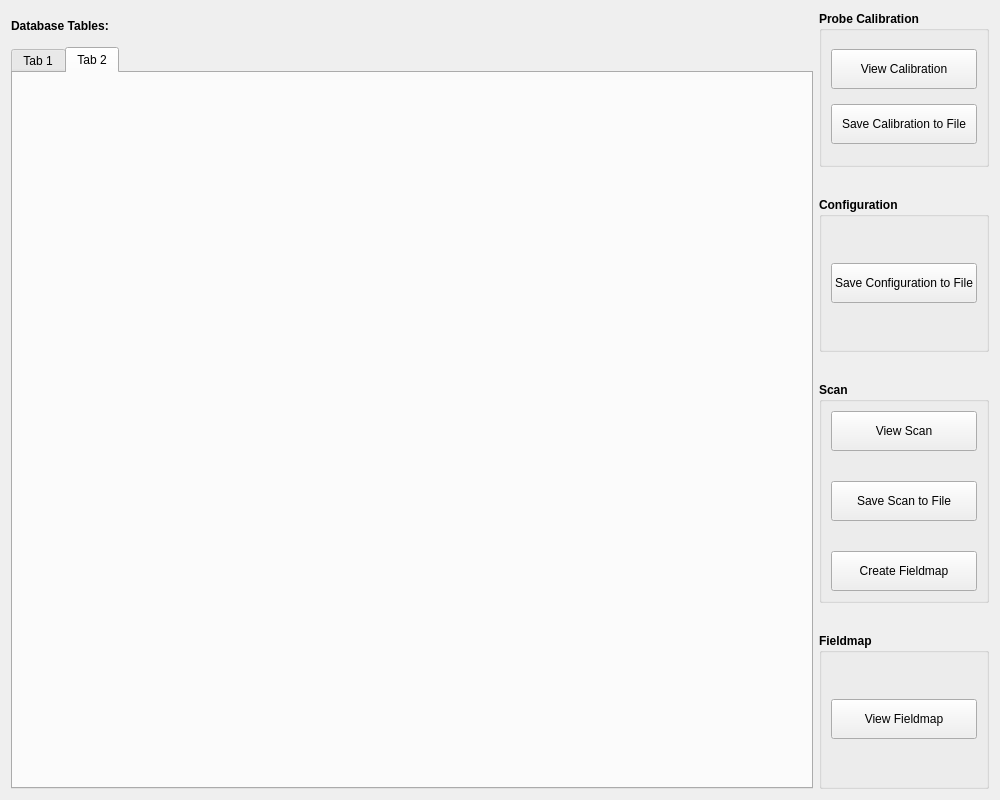
The window that hallbench/gui/ui/databasewidget.ui (lnls-ima/hall-bench-control) describes before a commit, drawn with Qt 5.
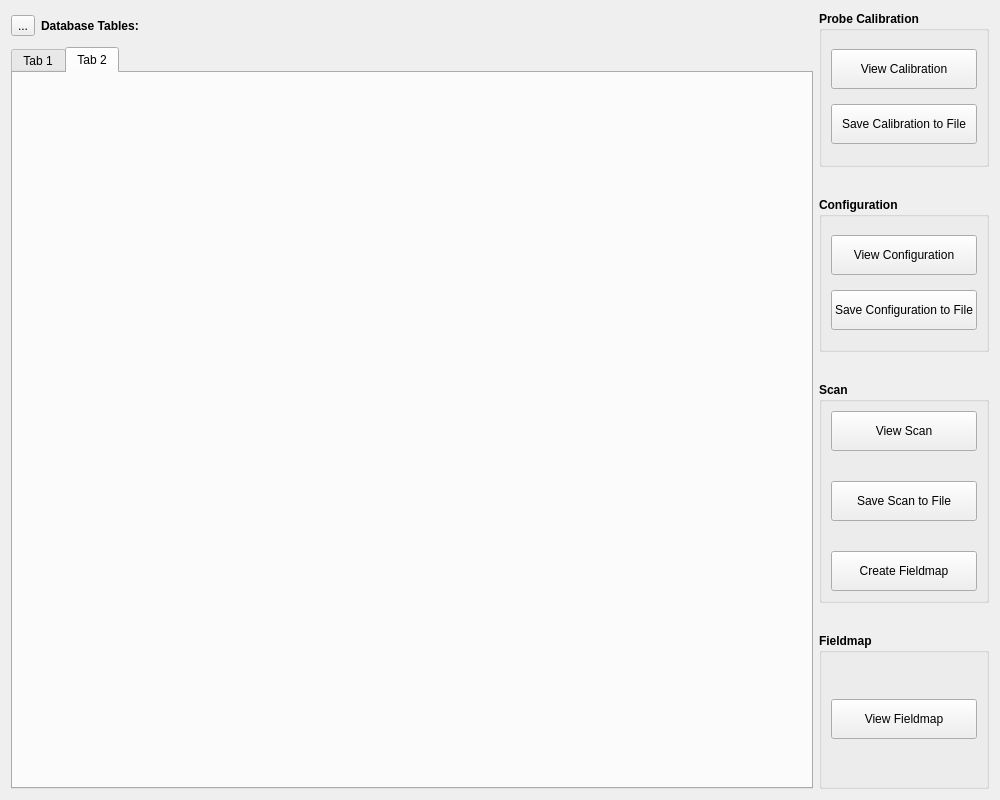
The same window after the commit. Icons and pictures are not drawn.

Diff of the .ui file:
```diff
--- a/hallbench/gui/ui/databasewidget.ui
+++ b/hallbench/gui/ui/databasewidget.ui
@@ -15,6 +15,25 @@
   </property>
   <layout class="QGridLayout" name="gridLayout_5">
    <item row="0" column="0">
+    <layout class="QHBoxLayout" name="horizontalLayout">
+     <item>
+      <widget class="QToolButton" name="refresh_btn">
+       <property name="text">
+        <string>...</string>
+       </property>
+       <property name="icon">
+        <iconset>
+         <normaloff>../../resources/img/refresh.png</normaloff>../../resources/img/refresh.png</iconset>
+       </property>
+       <property name="iconSize">
+        <size>
+         <width>24</width>
+         <height>24</height>
+        </size>
+       </property>
+      </widget>
+     </item>
+     <item>
     <widget class="QLabel" name="label">
      <property name="minimumSize">
       <size>
@@ -33,6 +52,21 @@
      </property>
     </widget>
    </item>
+     <item>
+      <spacer name="horizontalSpacer">
+       <property name="orientation">
+        <enum>Qt::Horizontal</enum>
+       </property>
+       <property name="sizeHint" stdset="0">
+        <size>
+         <width>40</width>
+         <height>20</height>
+        </size>
+       </property>
+      </spacer>
+     </item>
+    </layout>
+   </item>
    <item row="0" column="1" rowspan="2">
     <layout class="QVBoxLayout" name="verticalLayout">
      <property name="spacing">
@@ -103,7 +137,7 @@
         <string>Configuration</string>
        </property>
        <layout class="QGridLayout" name="gridLayout_2">
-        <item row="0" column="0">
+        <item row="1" column="0">
          <widget class="QPushButton" name="save_configuration_btn">
           <property name="minimumSize">
            <size>
@@ -122,6 +156,25 @@
           </property>
          </widget>
         </item>
+        <item row="0" column="0">
+         <widget class="QPushButton" name="view_configuration_btn">
+          <property name="minimumSize">
+           <size>
+            <width>0</width>
+            <height>40</height>
+           </size>
+          </property>
+          <property name="font">
+           <font>
+            <weight>50</weight>
+            <bold>false</bold>
+           </font>
+          </property>
+          <property name="text">
+           <string>View Configuration</string>
+          </property>
+         </widget>
+        </item>
        </layout>
       </widget>
      </item>
```
Left out of the diff: 2 changed lines with no effect on the pictures. Lines whose indentation alone changed are shown as unchanged.
